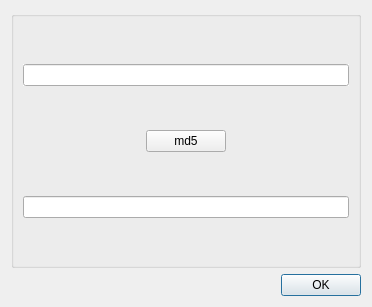
Old version of the form qhash/tools.ui in the repository coolshou/DesktopEntry-actions.
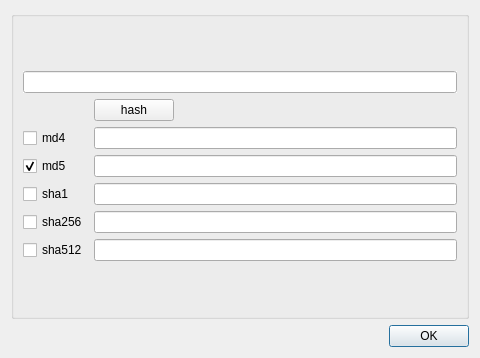
New version of the form.

Commit message: update tools add md4, sha1, sha256, sha512 support

```diff
--- a/qhash/tools.ui
+++ b/qhash/tools.ui
@@ -6,10 +6,22 @@
    <rect>
     <x>0</x>
     <y>0</y>
-    <width>370</width>
-    <height>307</height>
+    <width>480</width>
+    <height>358</height>
    </rect>
   </property>
+  <property name="minimumSize">
+   <size>
+    <width>420</width>
+    <height>0</height>
+   </size>
+  </property>
+  <property name="maximumSize">
+   <size>
+    <width>16777215</width>
+    <height>358</height>
+   </size>
+  </property>
   <property name="windowTitle">
    <string>Dialog</string>
   </property>
@@ -20,16 +32,16 @@
       <widget class="QGroupBox" name="groupBox">
        <property name="minimumSize">
         <size>
-         <width>350</width>
-         <height>0</height>
+         <width>400</width>
+         <height>300</height>
         </size>
        </property>
        <property name="title">
         <string/>
        </property>
-       <layout class="QHBoxLayout" name="horizontalLayout">
-        <item>
-         <layout class="QGridLayout" name="gridLayout_2">
+       <layout class="QGridLayout" name="gridLayout_3">
+        <item row="0" column="0">
+         <layout class="QGridLayout" name="gridLayout_2" columnstretch="0,0,1">
           <item row="1" column="0">
            <spacer name="horizontalSpacer">
             <property name="orientation">
@@ -52,7 +64,7 @@
              </size>
             </property>
             <property name="text">
-             <string>md5</string>
+             <string>hash</string>
             </property>
            </widget>
           </item>
@@ -69,6 +81,94 @@
             </property>
            </spacer>
           </item>
+          <item row="2" column="0">
+           <widget class="QCheckBox" name="checkBox_md4">
+            <property name="layoutDirection">
+             <enum>Qt::LeftToRight</enum>
+            </property>
+            <property name="text">
+             <string notr="true">md4</string>
+            </property>
+           </widget>
+          </item>
+          <item row="2" column="1" colspan="2">
+           <widget class="QLineEdit" name="lineEdit_md4">
+            <property name="readOnly">
+             <bool>true</bool>
+            </property>
+           </widget>
+          </item>
+          <item row="3" column="0">
+           <widget class="QCheckBox" name="checkBox_md5">
+            <property name="layoutDirection">
+             <enum>Qt::LeftToRight</enum>
+            </property>
+            <property name="text">
+             <string notr="true">md5</string>
+            </property>
+            <property name="checked">
+             <bool>true</bool>
+            </property>
+           </widget>
+          </item>
+          <item row="3" column="1" colspan="2">
+           <widget class="QLineEdit" name="lineEdit_md5">
+            <property name="readOnly">
+             <bool>true</bool>
+            </property>
+           </widget>
+          </item>
+          <item row="4" column="0">
+           <widget class="QCheckBox" name="checkBox_sha1">
+            <property name="layoutDirection">
+             <enum>Qt::LeftToRight</enum>
+            </property>
+            <property name="text">
+             <string notr="true">sha1</string>
+            </property>
+           </widget>
+          </item>
+          <item row="4" column="1" colspan="2">
+           <widget class="QLineEdit" name="lineEdit_sha1">
+            <property name="readOnly">
+             <bool>true</bool>
+            </property>
+           </widget>
+          </item>
+          <item row="5" column="0">
+           <widget class="QCheckBox" name="checkBox_sha256">
+            <property name="layoutDirection">
+             <enum>Qt::LeftToRight</enum>
+            </property>
+            <property name="text">
+             <string notr="true">sha256</string>
+            </property>
+           </widget>
+          </item>
+          <item row="5" column="1" colspan="2">
+           <widget class="QLineEdit" name="lineEdit_sha256">
+            <property name="readOnly">
+             <bool>true</bool>
+            </property>
+           </widget>
+          </item>
+          <item row="6" column="0">
+           <widget class="QCheckBox" name="checkBox_sha512">
+            <property name="layoutDirection">
+             <enum>Qt::LeftToRight</enum>
+            </property>
+            <property name="text">
+             <string notr="true">sha512</string>
+            </property>
+           </widget>
+          </item>
+          <item row="6" column="1" colspan="2">
+           <widget class="QLineEdit" name="lineEdit_sha512">
+            <property name="readOnly">
+             <bool>true</bool>
+            </property>
+           </widget>
+          </item>
           <item row="0" column="0" colspan="3">
            <widget class="QLineEdit" name="lineEdit_src">
             <property name="autoFillBackground">
@@ -76,13 +176,6 @@
             </property>
            </widget>
           </item>
-          <item row="2" column="0" colspan="3">
-           <widget class="QLineEdit" name="lineEdit_hash">
-            <property name="readOnly">
-             <bool>true</bool>
-            </property>
-           </widget>
-          </item>
          </layout>
         </item>
        </layout>
```
The commit also changes 1 other file.
